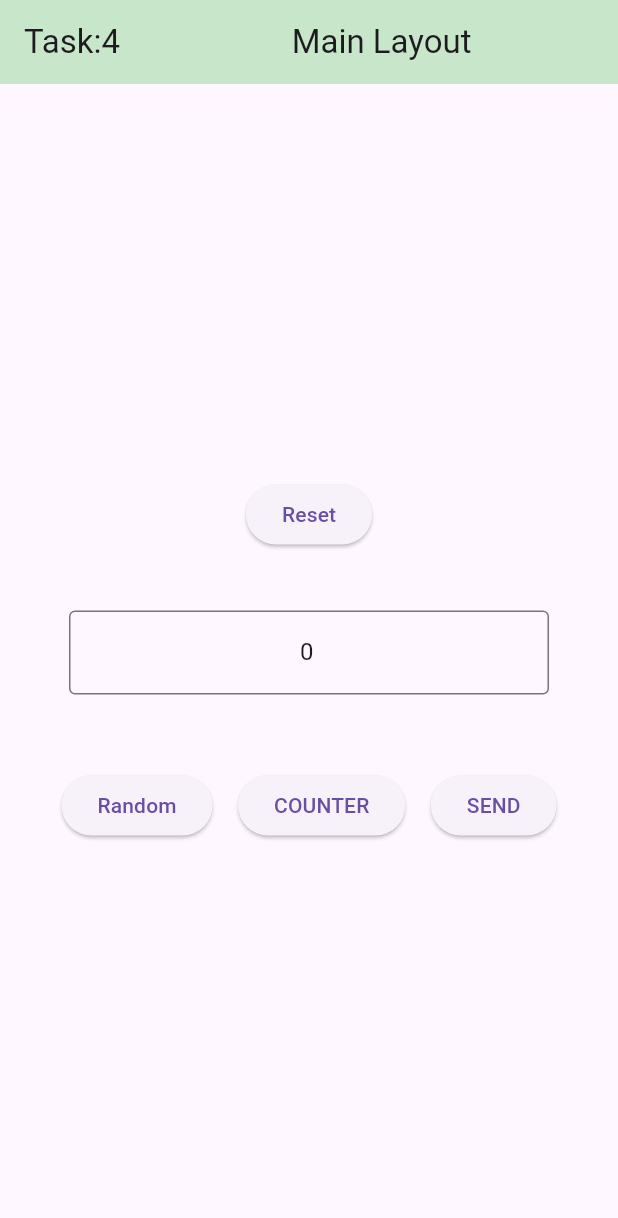
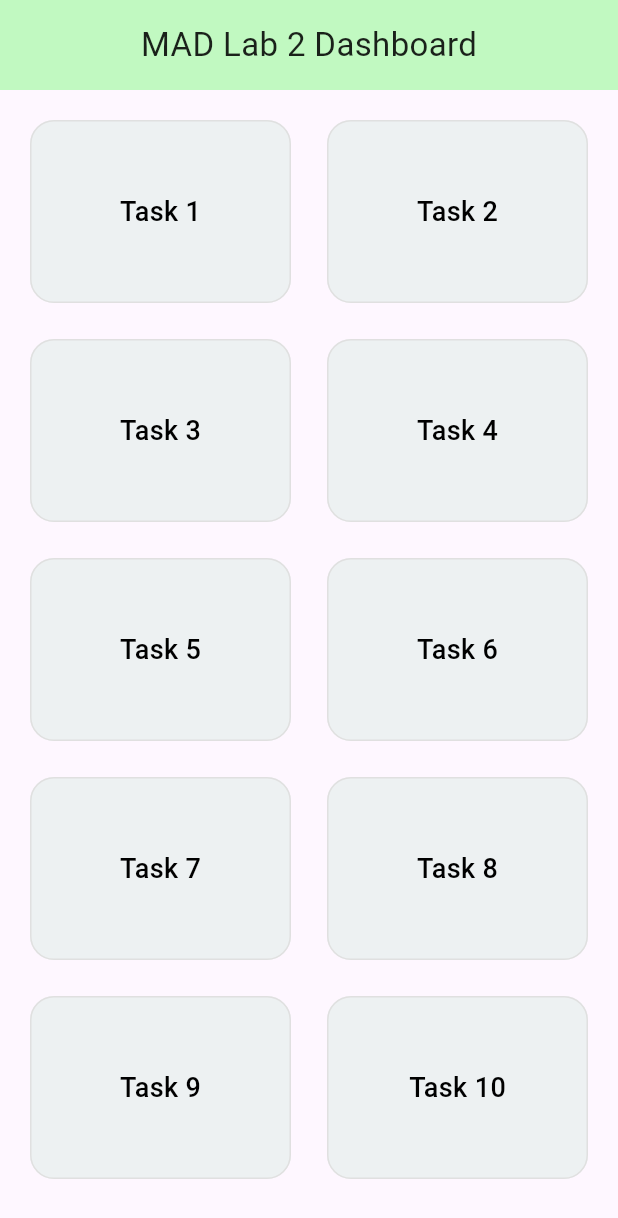
Before and after one commit to saadmohammad-dev/flutter-navigation-mastery-labs, a Flutter app: the screen it shows after launch, on a phone screen of 412 x 824 dp. Shown: the top 1218 px of the screen. Run offline on Flutter 3.47's test engine with Material 3 defaults, Android fonts, the phone set to English and light mode, and no system bars.

```diff
--- a/lib/main.dart
+++ b/lib/main.dart
@@ -1,33 +1,119 @@
 import 'package:flutter/material.dart';
+
+
+import 'task_1_to_6/task1_screen.dart';
+import 'task_1_to_6/task2_screen.dart';
+import 'task_1_to_6/task3_screens.dart';
 import 'package:mad_lab_assignment_2/task_1_to_6/task4_screens.dart';
+import 'package:mad_lab_assignment_2/task_1_to_6/task5_screens.dart';
 
-void main(){
+
+void main() {
   runApp(const MyApp());
 }
 
-class MyApp extends StatelessWidget{
-
+class MyApp extends StatelessWidget {
   const MyApp({super.key});
 
-Widget build(BuildContext context){
+  @override
+  Widget build(BuildContext context) {
     return MaterialApp(
-
-title: 'MAD Lab Assignment',
-
+      title: 'MAD Lab Assignment 2',
       debugShowCheckedModeBanner: false,
       theme: ThemeData(
         useMaterial3: true,
-primarySwatch: Colors.blue,
+        primaryColor: const Color(0xFF7FFFD4), // Aquamarine look matching your screenshot
+      ),
 
+      // Centralized Navigation System
+      initialRoute: '/',
+      routes: {
+        '/': (context) => const DashboardScreen(),
+       '/task1': (context) => const Task1HomeScreen(),
 
-
-
-),
-home: const Task4MainScreen(),
-
+        // Placeholders for remaining tasks to prevent compile errors
+          '/task2': (context) => const Task2HomeScreen(),
+        '/task3': (context) => const Task3InputScreens(),
+        '/task4': (context) => const Task4MainScreen(),
+        '/task5': (context) => const Task5HomeScreen (),
+        '/task6': (context) => const  PlaceholderScreen(title: "Task 6"),
+        '/task7': (context) => const PlaceholderScreen(title: "Task 7"),
+        '/task8': (context) => const PlaceholderScreen(title: "Task 8"),
+        '/task9': (context) => const PlaceholderScreen(title: "Task 9"),
+        '/task10': (context) => const PlaceholderScreen(title: "Task 10"),
+        '/task11': (context) => const PlaceholderScreen(title: "Task 11"),
+        '/task12': (context) => const PlaceholderScreen(title: "Task 12"),
+        '/task13': (context) => const PlaceholderScreen(title: "Task 13"),
+        '/task14': (context) => const PlaceholderScreen(title: "Task 14"),
+      },
     );
-
+  }
 }
 
+class DashboardScreen extends StatelessWidget {
+  const DashboardScreen({super.key});
 
+  @override
+  Widget build(BuildContext context) {
+    return Scaffold(
+      appBar: PreferredSize(
+        preferredSize: const Size.fromHeight(60.0),
+        child: Container(
+          alignment: Alignment.center,
+          margin: EdgeInsets.only(top: MediaQuery.of(context).padding.top),
+          color: const Color(0xFF98FB98).withOpacity(0.6), // Pale green header from your screenshot
+          child: const Text(
+            'MAD Lab 2 Dashboard',
+            style: TextStyle(fontSize: 22, fontWeight: FontWeight.w400, color: Colors.black87),
+          ),
+        ),
+      ),
+      body: Padding(
+        padding: const EdgeInsets.all(16.0),
+        child: GridView.builder(
+          gridDelegate: const SliverGridDelegateWithFixedCrossAxisCount(
+            crossAxisCount: 2,
+            crossAxisSpacing: 16,
+            mainAxisSpacing: 16,
+            childAspectRatio: 1.4,
+          ),
+          itemCount: 14,
+          itemBuilder: (context, index) {
+            final int taskNumber = index + 1;
+            return Card(
+              color: const Color(0xFFEDF1F2), // Card tint matching your UI
+              elevation: 0,
+              shape: RoundedRectangleBorder(
+                side: const BorderSide(color: Color(0xFFE0E0E0), width: 1),
+                borderRadius: BorderRadius.circular(16),
+              ),
+              child: InkWell(
+                borderRadius: BorderRadius.circular(16),
+                onTap: () => Navigator.pushNamed(context, '/task$taskNumber'),
+                child: Center(
+                  child: Text(
+                    'Task $taskNumber',
+                    style: const TextStyle(fontSize: 18, fontWeight: FontWeight.w500, color: Colors.black),
+                  ),
+                ),
+              ),
+            );
+          },
+        ),
+      ),
+    );
   }
+}
+
+class PlaceholderScreen extends StatelessWidget {
+  final String title;
+  const PlaceholderScreen({super.key, required this.title});
+
+  @override
+  Widget build(BuildContext context) {
+    return Scaffold(
+      appBar: AppBar(title: Text(title)),
+      body: Center(child: Text('$title is under construction.')),
+    );
+  }
+}
--- a/lib/task_1_to_6/task1_display.dart
+++ b/lib/task_1_to_6/task1_display.dart
@@ -35,7 +35,7 @@ class _Task1DisplayScreenState extends State<Task1DisplayScreen> {
         backgroundColor: Colors.green.shade100,
       ),
       body: Padding(
-        padding: const EdgeInsets.all(200.0),
+        padding: const EdgeInsets.all(29.0),
         child: Column(
           mainAxisAlignment: MainAxisAlignment.center,
           children: [
@@ -54,7 +54,7 @@ class _Task1DisplayScreenState extends State<Task1DisplayScreen> {
             ElevatedButton(
               onPressed: () => Navigator.pop(context),
 
-              child: Text("<-  Back"),
+              child: Text(" Back"),
             ),
           ],
         ),
--- a/lib/task_1_to_6/task1_screen.dart
+++ b/lib/task_1_to_6/task1_screen.dart
@@ -28,7 +28,7 @@ class _Task1HomeScreenState extends State<Task1HomeScreen> {
         backgroundColor: Colors.blue.shade100,
       ),
       body: Padding(
-        padding: EdgeInsetsGeometry.all(200.0),
+        padding: EdgeInsetsGeometry.all(28.0),
         child: Column(
           mainAxisAlignment: MainAxisAlignment.center,
           children: [
@@ -66,7 +66,7 @@ class _Task1HomeScreenState extends State<Task1HomeScreen> {
 
 
               },
-              child: const Text('Send to Display screen -->'),
+              child: const Text('Send to Display screen'),
             ),
           ],
         ),
--- a/lib/task_1_to_6/task2_screen.dart
+++ b/lib/task_1_to_6/task2_screen.dart
@@ -1,5 +1,5 @@
 import 'package:flutter/material.dart';
-import 'package:mad_lab_assignment_2/task_1_to_6/task2_profilescreen.dart' show Task2DisplayScreen, Task2ProfileScreen;
+import 'package:mad_lab_assignment_2/task_1_to_6/task2_profilescreen.dart' ;
 
 class Task2HomeScreen extends StatefulWidget {
   const Task2HomeScreen({super.key});
```
Also changed, not shown: lib/task_1_to_6/task5_screens.dart (added, +166 -0 lines). Lines whose indentation alone changed are shown as unchanged.
